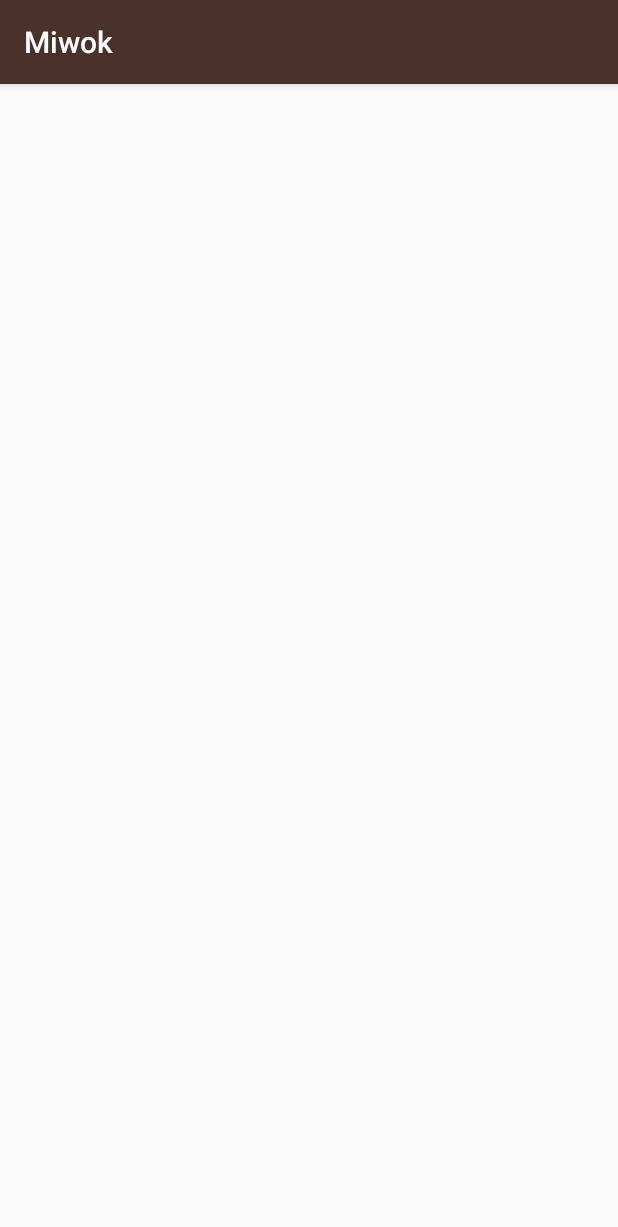
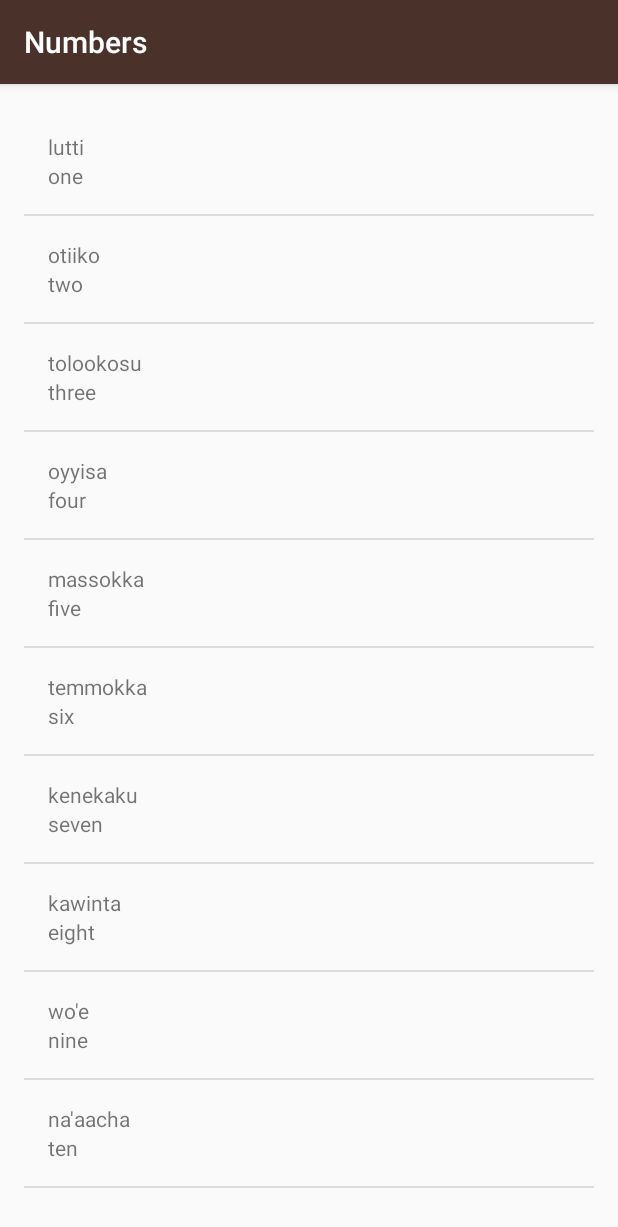
Before and after one commit to justasp/miwok, an Android app: the screen it shows after launch (NumbersActivity), after a tap on "Numbers", on a phone screen of 412 x 824 dp. Shown: the top 1227 px of the screen. Run offline under Robolectric (Android 15) with nearby library versions, the phone set to English and light mode, and no system bars.

Commit message:
Added custom adapter and a class to hold Miwok & English translation

```diff
--- a/app/build.gradle
+++ b/app/build.gradle
@@ -20,6 +20,10 @@ android {
             proguardFiles getDefaultProguardFile('proguard-android-optimize.txt'), 'proguard-rules.pro'
         }
     }
+    compileOptions {
+        sourceCompatibility = 1.8
+        targetCompatibility = 1.8
+    }
 
 }
 
--- a/app/src/main/AndroidManifest.xml
+++ b/app/src/main/AndroidManifest.xml
@@ -16,10 +16,10 @@
                 <category android:name="android.intent.category.LAUNCHER" />
             </intent-filter>
         </activity>
-        <activity android:name=".ColorsActivity" />
-        <activity android:name=".FamilyActivity" />
-        <activity android:name=".NumbersActivity" />
-        <activity android:name=".PhrasesActivity" />
+        <activity android:name=".ColorsActivity" android:label="@string/category_colors"/>
+        <activity android:name=".FamilyActivity" android:label="@string/category_family"/>
+        <activity android:name=".NumbersActivity" android:label="@string/category_numbers" />
+        <activity android:name=".PhrasesActivity" android:label="@string/category_phrases"/>
     </application>
 
 </manifest>
--- a/app/src/main/java/com/example/android/miwok/MainActivity.java
+++ b/app/src/main/java/com/example/android/miwok/MainActivity.java
@@ -33,67 +33,54 @@ public class MainActivity extends AppCompatActivity {
         setContentView(R.layout.activity_main);
 
         // Find the View that shows the numbers category
-        TextView numbers = (TextView) findViewById(R.id.numbers);
+        TextView numbers = findViewById(R.id.numbers);
 
         // Set a click listener on that View
-        numbers.setOnClickListener(new OnClickListener() {
-            // The code in this method will be executed when the numbers category is clicked on.
-            @Override
-            public void onClick(View view) {
+        numbers.setOnClickListener(view -> {
             // Create a new intent to open the {@link NumbersActivity}
             Intent numbersIntent = new Intent(MainActivity.this, NumbersActivity.class);
 
             // Start the new activity
             startActivity(numbersIntent);
-            }
         });
 
         // Find the View that shows the family category
-        TextView family = (TextView) findViewById(R.id.family);
+        TextView family = findViewById(R.id.family);
 
         // Set a click listener on that View
-        family.setOnClickListener(new OnClickListener() {
         // The code in this method will be executed when the family category is clicked on.
-            @Override
-            public void onClick(View view) {
+        family.setOnClickListener(view -> {
             // Create a new intent to open the {@link FamilyActivity}
             Intent familyIntent = new Intent(MainActivity.this, FamilyActivity.class);
 
             // Start the new activity
             startActivity(familyIntent);
-            }
         });
 
         // Find the View that shows the colors category
         TextView colors = findViewById(R.id.colors);
 
         // Set a click listener on that View
-        colors.setOnClickListener(new OnClickListener() {
         // The code in this method will be executed when the colors category is clicked on.
-            @Override
-            public void onClick(View view) {
+        colors.setOnClickListener(view -> {
             // Create a new intent to open the {@link ColorsActivity}
             Intent colorsIntent = new Intent(MainActivity.this, ColorsActivity.class);
 
             // Start the new activity
             startActivity(colorsIntent);
-            }
         });
 
         // Find the View that shows the phrases category
-        TextView phrases = (TextView) findViewById(R.id.phrases);
+        TextView phrases = findViewById(R.id.phrases);
 
         // Set a click listener on that View
-        phrases.setOnClickListener(new OnClickListener() {
         // The code in this method will be executed when the phrases category is clicked on.
-            @Override
-            public void onClick(View view) {
+        phrases.setOnClickListener(view -> {
             // Create a new intent to open the {@link PhrasesActivity}
             Intent phrasesIntent = new Intent(MainActivity.this, PhrasesActivity.class);
 
             // Start the new activity
             startActivity(phrasesIntent);
-            }
         });
     }
 }
--- a/app/src/main/java/com/example/android/miwok/NumbersActivity.java
+++ b/app/src/main/java/com/example/android/miwok/NumbersActivity.java
@@ -16,8 +16,13 @@
 package com.example.android.miwok;
 
 import android.os.Bundle;
+import android.widget.ArrayAdapter;
+import android.widget.ListView;
 
 import androidx.appcompat.app.AppCompatActivity;
+
+import java.util.ArrayList;
+import java.util.List;
 
 public class NumbersActivity extends AppCompatActivity {
 
@@ -25,5 +30,26 @@ public class NumbersActivity extends AppCompatActivity {
     protected void onCreate(Bundle savedInstanceState) {
         super.onCreate(savedInstanceState);
         setContentView(R.layout.activity_numbers);
+
+        List<Word> words = new ArrayList<>();
+        words.add(new Word("one", "lutti"));
+        words.add(new Word("two", "otiiko"));
+        words.add(new Word("three", "tolookosu"));
+        words.add(new Word("four", "oyyisa"));
+        words.add(new Word("five", "massokka"));
+        words.add(new Word("six", "temmokka"));
+        words.add(new Word("seven", "kenekaku"));
+        words.add(new Word("eight", "kawinta"));
+        words.add(new Word("nine", "wo'e"));
+        words.add(new Word("ten", "na'aacha"));
+
+
+        ArrayAdapter<Word> itemsAdapter = new WordAdapter(this, android.R.layout.simple_list_item_1, words);
+
+        ListView listView = findViewById(R.id.numbers_view);
+
+        listView.setAdapter(itemsAdapter);
+
+
     }
 }
--- /dev/null
+++ b/app/src/main/java/com/example/android/miwok/Word.java
@@ -0,0 +1,28 @@
+package com.example.android.miwok;
+
+public class Word {
+
+    private String defaultTranslation;
+    private String miwokTranslation;
+
+    public Word(String defaultTranslation, String miwokTranslation) {
+        this.defaultTranslation = defaultTranslation;
+        this.miwokTranslation = miwokTranslation;
+    }
+
+    public String getDefaultTranslation() {
+        return defaultTranslation;
+    }
+
+    public String getMiwokTranslation() {
+        return miwokTranslation;
+    }
+
+    @Override
+    public String toString() {
+        return "Word{" +
+                "defaultTranslation='" + defaultTranslation + '\'' +
+                ", miwokTranslation='" + miwokTranslation + '\'' +
+                '}';
+    }
+}
--- /dev/null
+++ b/app/src/main/java/com/example/android/miwok/WordAdapter.java
@@ -0,0 +1,38 @@
+package com.example.android.miwok;
+
+import android.content.Context;
+import android.view.LayoutInflater;
+import android.view.View;
+import android.view.ViewGroup;
+import android.widget.ArrayAdapter;
+import android.widget.TextView;
+
+import androidx.annotation.NonNull;
+import androidx.annotation.Nullable;
+
+import java.util.List;
+
+public class WordAdapter extends ArrayAdapter<Word> {
+
+
+    public WordAdapter(@NonNull Context context, int resource, @NonNull List<Word> objects) {
+        super(context, resource, objects);
+    }
+
+    @NonNull
+    @Override
+    public View getView(int position, @Nullable View convertView, @NonNull ViewGroup parent) {
+        View listItemview = convertView;
+        if (listItemview == null) {
+            listItemview = LayoutInflater.from(getContext()).inflate(R.layout.list_item, parent, false);
+        }
+        Word word = getItem(position);
+        TextView defaultText = listItemview.findViewById(R.id.english_text_view);
+        defaultText.setText(word.getDefaultTranslation());
+
+        TextView miwokTranslation = listItemview.findViewById(R.id.miwok_text_view);
+        miwokTranslation.setText(word.getMiwokTranslation());
+
+        return listItemview;
+    }
+}
--- a/app/src/main/res/layout/activity_numbers.xml
+++ b/app/src/main/res/layout/activity_numbers.xml
@@ -13,8 +13,10 @@
      See the License for the specific language governing permissions and
      limitations under the License.
 -->
-<RelativeLayout xmlns:android="http://schemas.android.com/apk/res/android"
+<ListView xmlns:android="http://schemas.android.com/apk/res/android"
+    android:id="@+id/numbers_view"
     xmlns:tools="http://schemas.android.com/tools"
+    android:orientation="vertical"
     android:layout_width="match_parent"
     android:layout_height="match_parent"
     android:paddingBottom="@dimen/activity_vertical_margin"
@@ -23,4 +25,4 @@
     android:paddingTop="@dimen/activity_vertical_margin"
     tools:context="com.example.android.miwok.NumbersActivity">
 
-</RelativeLayout>
+</ListView>
--- /dev/null
+++ b/app/src/main/res/layout/list_item.xml
@@ -0,0 +1,24 @@
+<?xml version="1.0" encoding="utf-8"?>
+<LinearLayout xmlns:android="http://schemas.android.com/apk/res/android"
+    xmlns:tools="http://schemas.android.com/tools"
+    android:orientation="vertical" android:layout_width="match_parent"
+    android:layout_height="match_parent">
+
+    <TextView
+        android:id="@+id/miwok_text_view"
+        android:layout_width="match_parent"
+        android:layout_height="wrap_content"
+        android:paddingLeft="@dimen/padding_h"
+        android:paddingStart="@dimen/padding_h"
+        android:paddingTop="@dimen/padding_h"
+        tools:text="Test text Miwok"/>
+
+    <TextView
+        android:id="@+id/english_text_view"
+        android:layout_width="match_parent"
+        android:layout_height="wrap_content"
+        android:paddingLeft="@dimen/padding_h"
+        android:paddingStart="@dimen/padding_h"
+        android:paddingBottom="@dimen/padding_h"
+        tools:text="Test text English"/>
+</LinearLayout>
--- a/app/src/main/res/values/dimens.xml
+++ b/app/src/main/res/values/dimens.xml
@@ -18,4 +18,5 @@
     <!-- Default screen margins, per the Android Design guidelines. -->
     <dimen name="activity_horizontal_margin">16dp</dimen>
     <dimen name="activity_vertical_margin">16dp</dimen>
+    <dimen name="padding_h">16dp</dimen>
 </resources>
```
Also changed, not shown: gradle/wrapper/gradle-wrapper.properties, 1 other file. Lines whose indentation alone changed are shown as unchanged.
